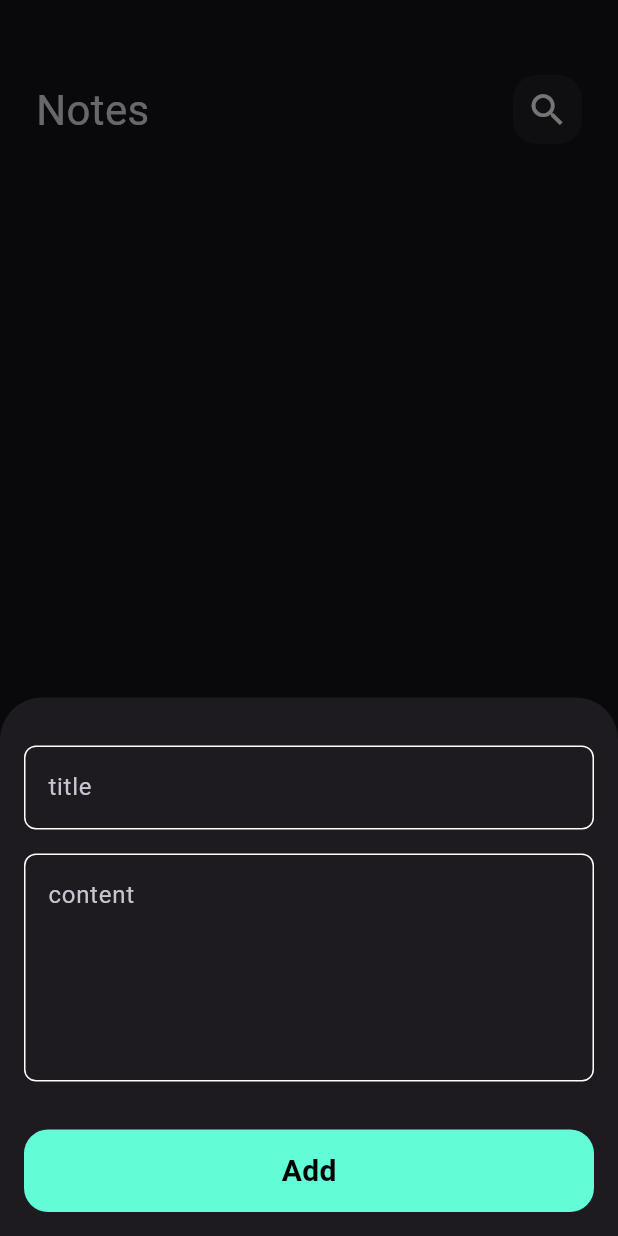
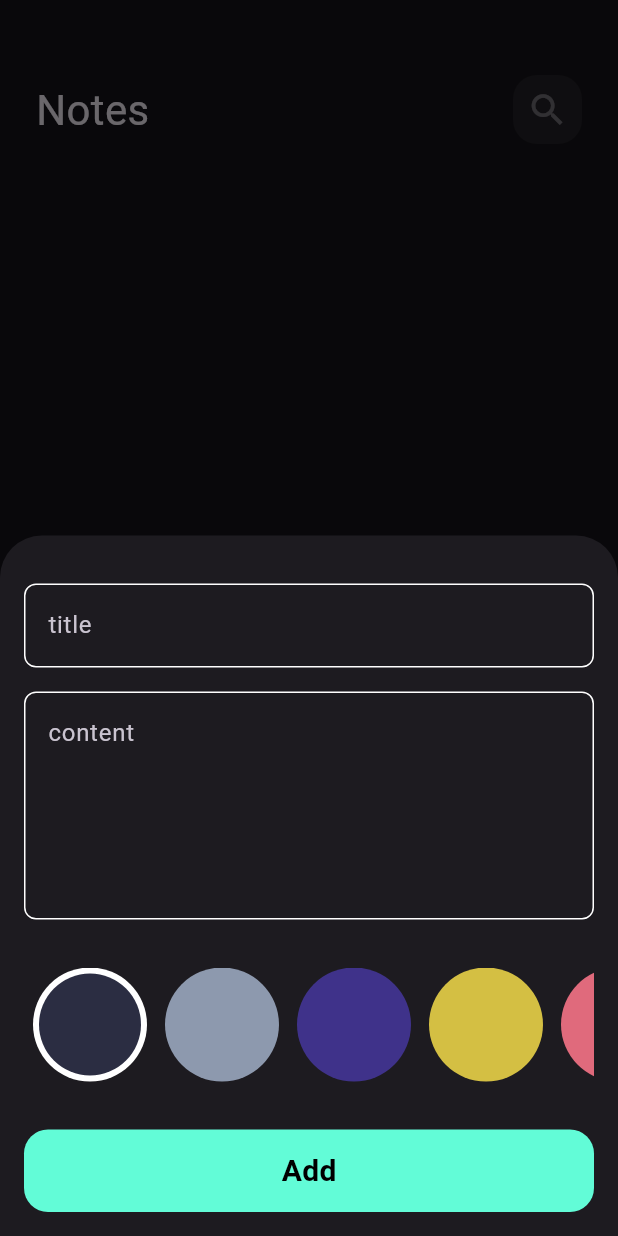
Before and after one commit to dagher2000/notes_app, a Flutter app: the screen it shows after launch, after a tap on the "add" icon, on a phone screen of 412 x 824 dp. Run offline on Flutter 3.47's test engine with Material 3 defaults, Android fonts, the phone set to English and light mode, and no system bars; our stand-ins replace flutter_bloc, font_awesome_flutter, hive, hive_flutter; accounts and stored records are empty; Roboto replaces fonts that are missing (Poppins).

Commit message:
finish app

```diff
--- a/lib/conestants.dart
+++ b/lib/conestants.dart
@@ -2,3 +2,10 @@ import 'package:flutter/material.dart';
 
 const kPrimaryCOlor = Color(0xff62FCD7);
 const kNotesBox = 'notes_box';
+List<Color> kColors = const [
+  Color(0xff2B2D42),
+  Color(0xff8D99AE),
+  Color.fromARGB(255, 63, 50, 138),
+  Color.fromARGB(255, 212, 191, 67),
+  Color.fromARGB(255, 224, 106, 124),
+];
--- a/lib/cubits/add_note_cubit/add_note_cubit.dart
+++ b/lib/cubits/add_note_cubit/add_note_cubit.dart
@@ -1,3 +1,4 @@
+import 'package:flutter/material.dart';
 import 'package:flutter_bloc/flutter_bloc.dart';
 import 'package:hive_flutter/adapters.dart';
 import 'package:note_app/conestants.dart';
@@ -7,7 +8,10 @@ import 'package:note_app/models/note_model.dart';
 class AddNoteCubit extends Cubit<AddNodeState> {
   AddNoteCubit() : super(AddNoteInitial());
 
+  Color color = const Color(0xff2B2D42);
+
   addNote(NoteModel note) async {
+    note.color = color.value;
     emit(AddNoteLoading());
     try {
       var notesBox = Hive.box<NoteModel>(kNotesBox);
--- a/lib/models/note_model.dart
+++ b/lib/models/note_model.dart
@@ -4,13 +4,13 @@ part 'note_model.g.dart';
 @HiveType(typeId: 0)
 class NoteModel extends HiveObject {
   @HiveField(0)
-  final String title;
+  String title;
   @HiveField(1)
-  final String subTitle;
+  String subTitle;
   @HiveField(2)
   final String date;
   @HiveField(3)
-  final int color;
+  int color;
 
   NoteModel(
       {required this.title,
--- a/lib/widget/add_note_foem.dart
+++ b/lib/widget/add_note_foem.dart
@@ -4,6 +4,7 @@ import 'package:intl/intl.dart';
 import 'package:note_app/cubits/add_note_cubit/add_node_state.dart';
 import 'package:note_app/cubits/add_note_cubit/add_note_cubit.dart';
 import 'package:note_app/models/note_model.dart';
+import 'package:note_app/widget/colors_list_view.dart';
 import 'package:note_app/widget/custom_buton.dart';
 import 'package:note_app/widget/custom_text_filed.dart';
 
@@ -50,6 +51,10 @@ class _AddNoteFormState extends State<AddNoteForm> {
           const SizedBox(
             height: 32,
           ),
+          const ColorsListView(),
+          const SizedBox(
+            height: 32,
+          ),
           BlocBuilder<AddNoteCubit, AddNodeState>(
             builder: (context, state) {
               return CUstomButton(
--- /dev/null
+++ b/lib/widget/colors_list_view.dart
@@ -0,0 +1,65 @@
+import 'package:flutter/material.dart';
+import 'package:flutter_bloc/flutter_bloc.dart';
+import 'package:note_app/conestants.dart';
+import 'package:note_app/cubits/add_note_cubit/add_note_cubit.dart';
+
+class ColorItem extends StatelessWidget {
+  const ColorItem({super.key, required this.isActive, required this.color});
+  final bool isActive;
+  final Color color;
+  @override
+  Widget build(BuildContext context) {
+    return isActive
+        ? CircleAvatar(
+            radius: 38,
+            backgroundColor: Colors.white,
+            child: CircleAvatar(
+              radius: 34,
+              backgroundColor: color,
+            ),
+          )
+        : CircleAvatar(
+            radius: 38,
+            backgroundColor: color,
+          );
+  }
+}
+
+class ColorsListView extends StatefulWidget {
+  const ColorsListView({
+    super.key,
+  });
+
+  @override
+  State<ColorsListView> createState() => _ColorsListViewState();
+}
+
+class _ColorsListViewState extends State<ColorsListView> {
+  int currentIndex = 0;
+
+  @override
+  Widget build(BuildContext context) {
+    return SizedBox(
+      height: 38 * 2,
+      child: ListView.builder(
+          scrollDirection: Axis.horizontal,
+          itemCount: kColors.length,
+          itemBuilder: (context, index) {
+            return Padding(
+              padding: const EdgeInsets.symmetric(horizontal: 6),
+              child: GestureDetector(
+                onTap: () {
+                  currentIndex = index;
+                  BlocProvider.of<AddNoteCubit>(context).color = kColors[index];
+                  setState(() {});
+                },
+                child: ColorItem(
+                  color: kColors[index],
+                  isActive: currentIndex == index,
+                ),
+              ),
+            );
+          }),
+    );
+  }
+}
--- a/lib/widget/custom_app_bar.dart
+++ b/lib/widget/custom_app_bar.dart
@@ -2,9 +2,11 @@ import 'package:flutter/material.dart';
 import 'package:note_app/widget/custom_search_icon.dart';
 
 class CustomAppBar extends StatelessWidget {
-  const CustomAppBar({super.key, required this.title, required this.icon});
+  const CustomAppBar(
+      {super.key, required this.title, required this.icon, this.onPressed});
   final String title;
   final IconData icon;
+  final void Function()? onPressed;
   @override
   Widget build(BuildContext context) {
     return Row(
@@ -17,6 +19,7 @@ class CustomAppBar extends StatelessWidget {
           ),
         ),
         CustomIcon(
+          onPressed: onPressed,
           icon: icon,
         ),
       ],
--- a/lib/widget/custom_search_icon.dart
+++ b/lib/widget/custom_search_icon.dart
@@ -1,8 +1,9 @@
 import 'package:flutter/material.dart';
 
 class CustomIcon extends StatelessWidget {
-  const CustomIcon({super.key, required this.icon});
+  const CustomIcon({super.key, required this.icon, this.onPressed});
   final IconData icon;
+  final void Function()? onPressed;
   @override
   Widget build(BuildContext context) {
     return Container(
@@ -12,9 +13,12 @@ class CustomIcon extends StatelessWidget {
         borderRadius: BorderRadius.circular(16),
         color: Colors.white.withOpacity(0.05),
       ),
-      child: Icon(
-        icon,
-        size: 28,
+      child: IconButton(
+        onPressed: onPressed,
+        icon: Icon(
+          icon,
+          size: 28,
+        ),
       ),
     );
   }
--- a/lib/widget/custom_text_filed.dart
+++ b/lib/widget/custom_text_filed.dart
@@ -3,13 +3,19 @@ import 'package:note_app/conestants.dart';
 
 class CustomTextFiled extends StatelessWidget {
   const CustomTextFiled(
-      {super.key, required this.hint, this.maxLines = 1, this.onSaved});
+      {super.key,
+      required this.hint,
+      this.maxLines = 1,
+      this.onSaved,
+      this.onChanged});
   final String hint;
   final int maxLines;
   final void Function(String?)? onSaved;
+  final void Function(String)? onChanged;
   @override
   Widget build(BuildContext context) {
     return TextFormField(
+      onChanged: onChanged,
       onSaved: onSaved,
       validator: (value) {
         if (value?.isEmpty ?? true) {
--- a/lib/widget/note_item.dart
+++ b/lib/widget/note_item.dart
@@ -15,7 +15,9 @@ class NoteItem extends StatelessWidget {
         Navigator.push(
           context,
           MaterialPageRoute(builder: (context) {
-            return const EditeNoteView();
+            return EditeNoteView(
+              note: note,
+            );
           }),
         );
       },
```
Also changed, not shown: lib/views/edite_note_view.dart (+7 -4 lines), lib/widget/edite_note_color_list_view.dart (added, +47 -0 lines), lib/widget/edite_note_view_body.dart (+41 -8 lines).
